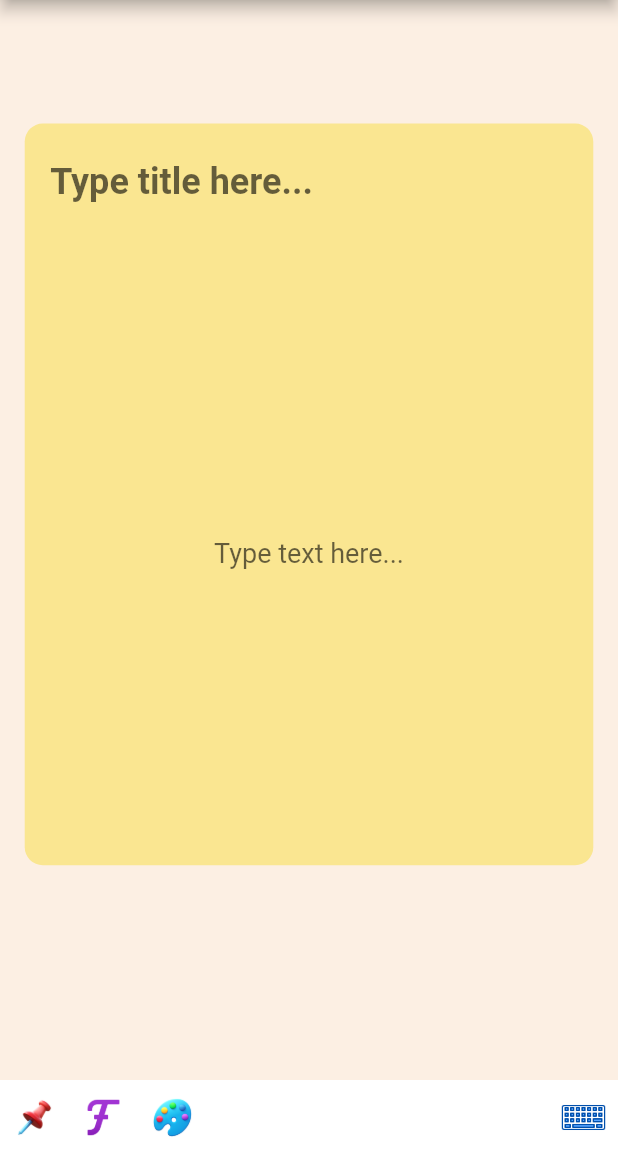
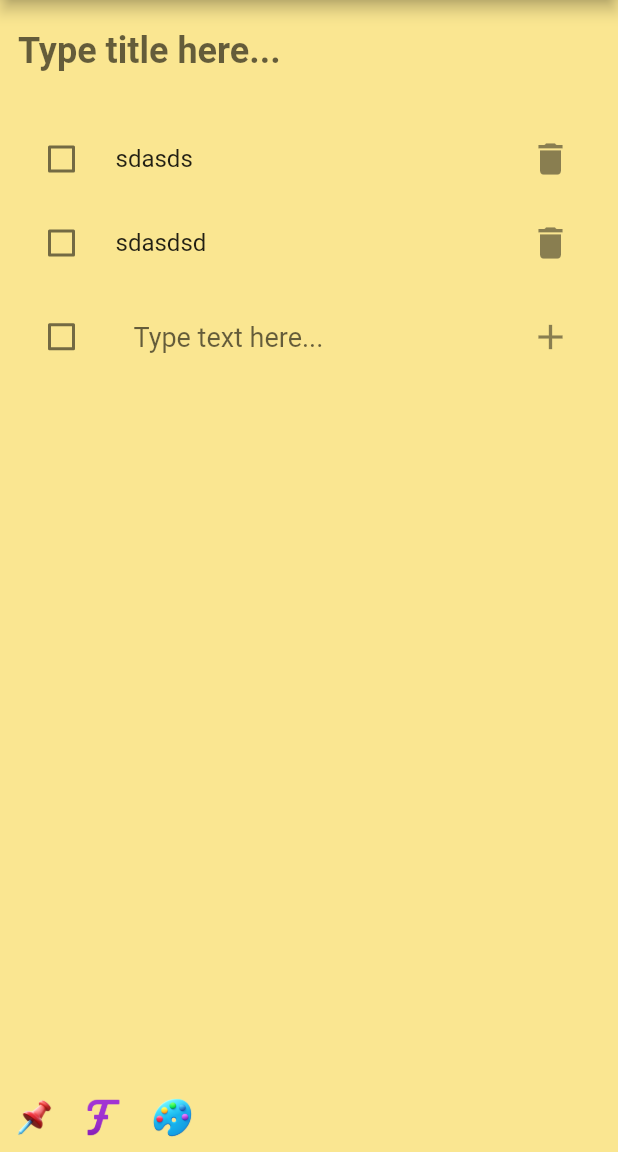
Before and after one commit to TranDinhNam1999/flutter_note_app, a Flutter app: the NoteAddPage screen opened directly, on a phone screen of 412 x 824 dp, the part 84-1236 px from its top. Run offline on Flutter 3.47's test engine with Material 2 defaults, Android fonts, the phone set to English and light mode, and no system bars; our stand-ins replace animated_theme_switcher, dartz, equatable, flutter_bloc, flutter_svg, get_it and 5 more; missing offline and left inert: flex_color_picker; accounts and stored records are empty.

Commit message:
add check list

```diff
--- a/note_app/lib/core/theme/app_color.dart
+++ b/note_app/lib/core/theme/app_color.dart
@@ -48,5 +48,5 @@ const List<Color> listColors = [
 const primaryColorDark = Color(0xFF2D2D44);
 const secondaryColorDark = Color(0xff082659);
 
-const thirdColorDark = const Color(0xFF1E1E2C);
-const fourColorDark = const Color(0xFF2D2D44);
+const thirdColorDark = Color(0xFF1E1E2C);
+const fourColorDark = Color(0xFF2D2D44);
--- a/note_app/lib/features/note/presentation/bloc/notes_bloc.dart
+++ b/note_app/lib/features/note/presentation/bloc/notes_bloc.dart
@@ -1,5 +1,4 @@
 import 'package:equatable/equatable.dart';
-import 'package:flutter/cupertino.dart';
 import 'package:flutter_bloc/flutter_bloc.dart';
 import 'package:note_app/features/note/domain/usecases/add_note.dart';
 import 'package:note_app/features/note/domain/usecases/delete_note.dart';
--- a/note_app/lib/features/note/presentation/pages/notes_add_page.dart
+++ b/note_app/lib/features/note/presentation/pages/notes_add_page.dart
@@ -57,9 +57,6 @@ class _NoteAddPageState extends State<NoteAddPage> {
       textColor =
           theme.brightness == Brightness.light ? Colors.black : Colors.white;
       indexColor = theme.brightness == Brightness.light ? 0 : 30;
-      colorBottomNavigateBar = theme.brightness == Brightness.light
-          ? Colors.white
-          : const Color(0xFF2D2D44);
       isthefirst = false;
     }
     MediaQuery.of(context).viewInsets.bottom;
@@ -81,10 +78,11 @@ class _NoteAddPageState extends State<NoteAddPage> {
   late int indexImage = -1;
   late bool isNotColor = false;
   late TextStyleEnum textStyleNote = TextStyleEnum.small;
-  late IconAlignEnum iconAlignNote = IconAlignEnum.center;
+  late IconAlignEnum iconAlignNote = IconAlignEnum.left;
   late Color textColor;
   late int indexFontText = 0;
-  late Color colorBottomNavigateBar = Colors.white;
+  late int isChecklist = 1;
+  late List<String> listItem = ["sdasds", "sdasdsd"];
 
   @override
   void initState() {
@@ -202,42 +200,37 @@ class _NoteAddPageState extends State<NoteAddPage> {
           child: Column(
             mainAxisAlignment: MainAxisAlignment.spaceBetween,
             children: [
-              SizedBox(
-                height: 10.h,
-              ),
               Row(
                 mainAxisAlignment: MainAxisAlignment.center,
                 children: [
                   Container(
-                    width: 92.w,
-                    height: 60.h,
+                    width: 100.w,
+                    height: 100.h,
                     decoration: BoxDecoration(
                       color: isNotColor
                           ? listColors[indexColor].withOpacity(0)
                           : listColors[indexColor],
-                      borderRadius: BorderRadius.circular(12),
                     ),
                     child: Stack(
                       children: [
                         if (indexImage >= 0) ...{
-                          ClipRRect(
-                            borderRadius: BorderRadius.circular(12.0),
-                            child: SvgPicture.asset(
+                          SvgPicture.asset(
                             listImage[indexImage],
                             alignment: Alignment.center,
-                              fit: BoxFit.fill,
-                            ),
+                            fit: BoxFit.fitHeight,
                           )
                         },
                         Hero(
                           tag: widget.heroTag,
-                          child: Padding(
-                            padding: const EdgeInsets.all(5),
                           child: Column(
                             mainAxisAlignment: MainAxisAlignment.start,
                             crossAxisAlignment: CrossAxisAlignment.start,
-                              children: [_buildTitleNote(), _buildBodyNote()],
-                            ),
+                            children: [
+                              _buildTitleNote(),
+                              isChecklist == 0
+                                  ? _buildBodyTextNote()
+                                  : _buidldBodyCheckListNote()
+                            ],
                           ),
                         ),
                       ],
@@ -252,11 +245,8 @@ class _NoteAddPageState extends State<NoteAddPage> {
 
   Widget _bottomNavigationBar() {
     return Container(
-      color: colorBottomNavigateBar,
+      color: listColors[indexColor],
       child: Row(
-        mainAxisAlignment: MainAxisAlignment.spaceBetween,
-        children: [
-          Row(
         children: [
           if (widget.isCheckEdit) ...{
             NoteIcon(
@@ -322,18 +312,6 @@ class _NoteAddPageState extends State<NoteAddPage> {
           ),
         ],
       ),
-          Row(
-            children: [
-              NoteIcon(
-                nameIcon: KEYBOARD_ICON,
-                callback: () {
-                  textBodyFocusNode.requestFocus();
-                },
-              ),
-            ],
-          ),
-        ],
-      ),
     );
   }
 
@@ -371,10 +349,10 @@ class _NoteAddPageState extends State<NoteAddPage> {
     );
   }
 
-  Widget _buildBodyNote() {
+  Widget _buildBodyTextNote() {
     return Expanded(
       child: Padding(
-        padding: const EdgeInsets.only(right: 5, left: 5, top: 10),
+        padding: const EdgeInsets.all(0),
         child: CustomTextField(
           controller: _bodyTextController,
           focusNode: textBodyFocusNode,
@@ -383,10 +361,66 @@ class _NoteAddPageState extends State<NoteAddPage> {
           inputType: TextInputType.multiline,
           textAlign: iconAlignNote.textAlign,
           fontSize: textStyleNote.sizetext,
-          isExpand: true,
+          isExpand: false,
           googlefont: listFont[indexFontText],
           isImage: 1,
         ),
+      ),
+    );
+  }
+
+  Widget _buidldBodyCheckListNote() {
+    return Padding(
+      padding: const EdgeInsets.only(right: 5, left: 5, top: 10),
+      child: Column(
+        children: [
+          ListView.builder(
+              itemCount: listItem.length,
+              itemBuilder: (context, index) {
+                return CheckboxListTile(
+                  controlAffinity: ListTileControlAffinity.leading,
+                  title: Text(listItem[index]),
+                  onChanged: (bool? value) {},
+                  value: false,
+                  secondary: IconButton(
+                    icon: const Icon(Icons.delete),
+                    iconSize: textStyleNote.sizetext + 10,
+                    onPressed: () {
+                      setState(() {
+                        listItem.removeAt(index);
+                      });
+                    },
+                  ),
+                );
+              },
+              shrinkWrap: true),
+          CheckboxListTile(
+            controlAffinity: ListTileControlAffinity.leading,
+            title: CustomTextField(
+              controller: _bodyTextController,
+              focusNode: textBodyFocusNode,
+              textColor: textColor,
+              borderColor: listColors[indexColor],
+              inputType: TextInputType.multiline,
+              textAlign: iconAlignNote.textAlign,
+              fontSize: textStyleNote.sizetext,
+              isExpand: false,
+              googlefont: listFont[indexFontText],
+              isImage: 1,
+            ),
+            onChanged: (bool? value) {},
+            value: false,
+            secondary: IconButton(
+              icon: const Icon(Icons.add),
+              iconSize: textStyleNote.sizetext + 10,
+              onPressed: () {
+                setState(() {
+                  listItem.add('value');
+                });
+              },
+            ),
+          ),
+        ],
       ),
     );
   }
--- a/note_app/lib/features/note/presentation/widgets/notes_add_page/notes_stick_dialog.dart
+++ b/note_app/lib/features/note/presentation/widgets/notes_add_page/notes_stick_dialog.dart
@@ -25,7 +25,7 @@ class NoteStickDialog extends StatelessWidget {
           decoration: BoxDecoration(borderRadius: BorderRadius.circular(18)),
           alignment: FractionalOffset.center,
           height: 70.h,
-          width: 85.w,
+          width: 90.w,
           child: Card(
             shape: RoundedRectangleBorder(
               borderRadius: BorderRadius.circular(12.0),
--- a/note_app/lib/features/note/presentation/widgets/notes_home_page/notes_card_home.dart
+++ b/note_app/lib/features/note/presentation/widgets/notes_home_page/notes_card_home.dart
@@ -93,7 +93,7 @@ class NotesCardHome extends StatelessWidget {
                                             color: Color(note.colorText))),
                                   ),
                                 )
-                              : const Text(''),
+                              : const Flexible(flex: 8, child: Text('')),
                           (note.isPin == 0)
                               ? const SizedBox(
                                   width: 0,
```
Also changed, not shown: note_app/lib/features/note/data/model/note_check_list.dart (added, +25 -0 lines), note_app/lib/features/note/domain/entites/checklist.dart (added, +13 -0 lines). Lines whose indentation alone changed are shown as unchanged.
